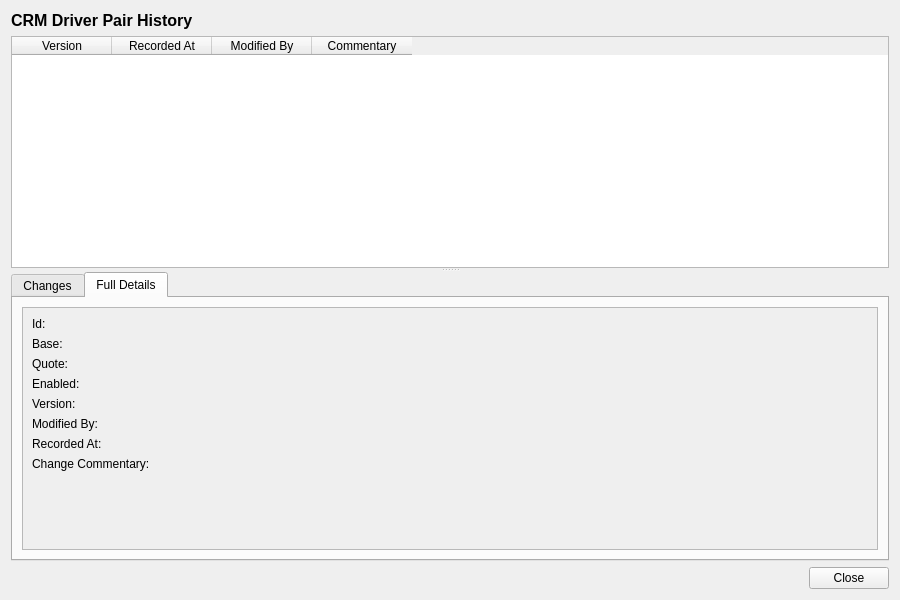
Above: projects/ores.qt/refdata/ui/CrmDriverPairHistoryDialog.ui from OreStudio/OreStudio before the change. Below: the same form after it.
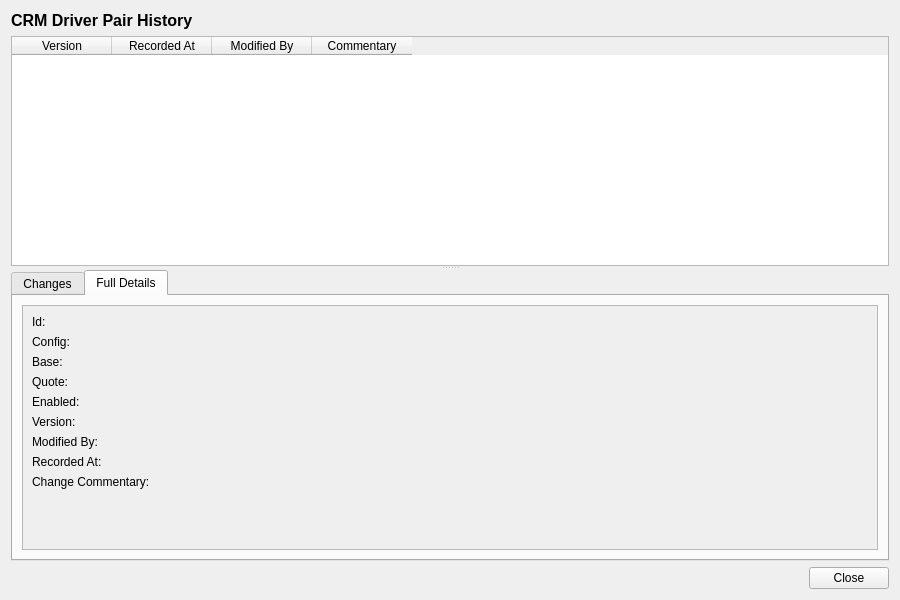
That is the form after the change. The open tabs and pages were chosen to show the change.

Commit message: [qt,codegen,refdata] Fix nil party_id and unsettable config_id on CRM create

```diff
--- a/projects/ores.qt/refdata/ui/CrmDriverPairHistoryDialog.ui
+++ b/projects/ores.qt/refdata/ui/CrmDriverPairHistoryDialog.ui
@@ -164,97 +164,111 @@
                 </widget>
                </item>
                <item row="1" column="0">
+                <widget class="QLabel" name="config_idLabel">
+                 <property name="text">
+                  <string>Config:</string>
+                 </property>
+                </widget>
+               </item>
+               <item row="1" column="1">
+                <widget class="QLabel" name="configValue">
+                 <property name="text">
+                  <string/>
+                 </property>
+                </widget>
+               </item>
+               <item row="2" column="0">
                 <widget class="QLabel" name="base_currency_codeLabel">
                  <property name="text">
                   <string>Base:</string>
                  </property>
                 </widget>
                </item>
-               <item row="1" column="1">
+               <item row="2" column="1">
                 <widget class="QLabel" name="baseCcyValue">
                  <property name="text">
                   <string/>
                  </property>
                 </widget>
                </item>
-               <item row="2" column="0">
+               <item row="3" column="0">
                 <widget class="QLabel" name="quote_currency_codeLabel">
                  <property name="text">
                   <string>Quote:</string>
                  </property>
                 </widget>
                </item>
-               <item row="2" column="1">
+               <item row="3" column="1">
                 <widget class="QLabel" name="quoteCcyValue">
                  <property name="text">
                   <string/>
                  </property>
                 </widget>
                </item>
-               <item row="3" column="0">
+               <item row="4" column="0">
                 <widget class="QLabel" name="enabledLabel">
                  <property name="text">
                   <string>Enabled:</string>
                  </property>
                 </widget>
                </item>
-               <item row="3" column="1">
+               <item row="4" column="1">
                 <widget class="QLabel" name="enabledCheckBox">
                  <property name="text">
                   <string/>
                  </property>
                 </widget>
                </item>
-               <item row="4" column="0">
+               <item row="5" column="0">
                 <widget class="QLabel" name="versionNumberLabel">
                  <property name="text">
                   <string>Version:</string>
                  </property>
                 </widget>
                </item>
-               <item row="4" column="1">
+               <item row="5" column="1">
                 <widget class="QLabel" name="versionNumberValue">
                  <property name="text">
                   <string/>
                  </property>
                 </widget>
                </item>
-               <item row="5" column="0">
+               <item row="6" column="0">
                 <widget class="QLabel" name="modifiedByLabel">
                  <property name="text">
                   <string>Modified By:</string>
                  </property>
                 </widget>
                </item>
-               <item row="5" column="1">
+               <item row="6" column="1">
                 <widget class="QLabel" name="modifiedByValue">
                  <property name="text">
                   <string/>
                  </property>
                 </widget>
                </item>
-               <item row="6" column="0">
+               <item row="7" column="0">
                 <widget class="QLabel" name="recordedAtLabel">
                  <property name="text">
                   <string>Recorded At:</string>
                  </property>
                 </widget>
                </item>
-               <item row="6" column="1">
+               <item row="7" column="1">
                 <widget class="QLabel" name="recordedAtValue">
                  <property name="text">
                   <string/>
                  </property>
                 </widget>
                </item>
-               <item row="7" column="0">
+               <item row="8" column="0">
                 <widget class="QLabel" name="changeCommentaryLabel">
                  <property name="text">
                   <string>Change Commentary:</string>
                  </property>
                 </widget>
                </item>
-               <item row="7" column="1">
+               <item row="8" column="1">
                 <widget class="QLabel" name="changeCommentaryValue">
                  <property name="text">
                   <string/>
```
The commit also changes 19 other files.
